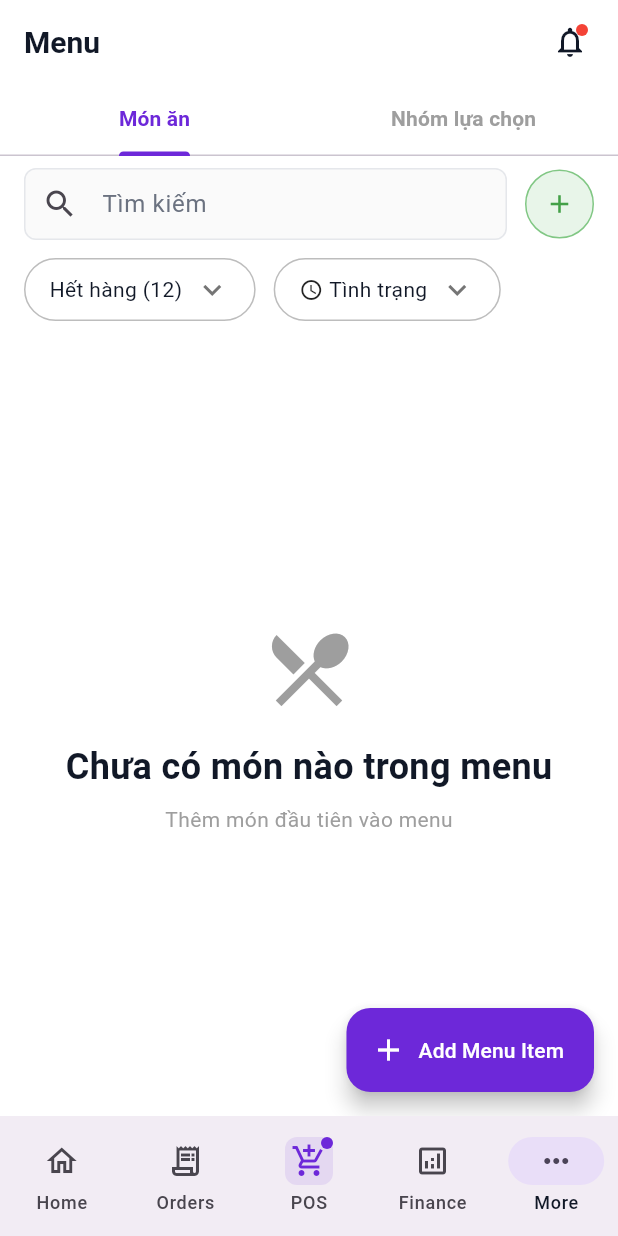
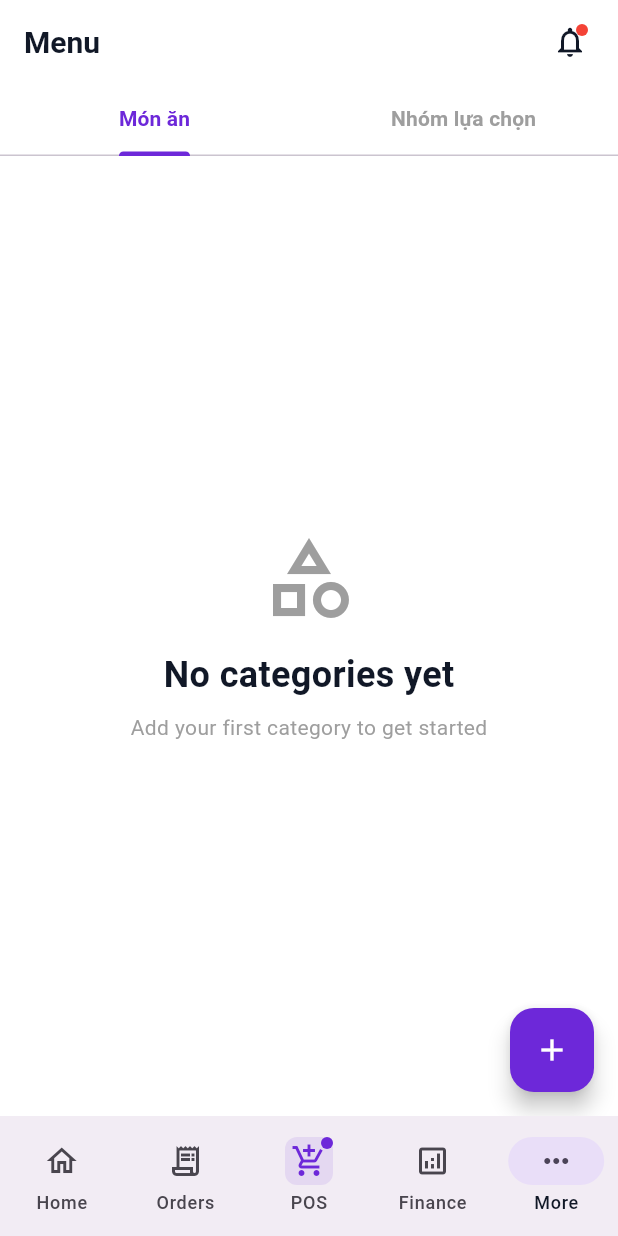
Before and after one commit to nhutquangnguyen/oishimenu-app, a Flutter app: the MenuPage screen opened by its route, on a phone screen of 412 x 824 dp. Run offline on Flutter 3.47's test engine with Material 3 defaults, Android fonts, the phone set to English and light mode, and no system bars; our stand-ins replace easy_localization, fl_chart, flutter_riverpod, go_router, hive, hive_flutter and 5 more; accounts and stored records are empty.

Commit message:
Enhance menu interface with floating actions and fix navigation issues
- Remove search bar and filter UI elements for cleaner interface
- Add floating action button with Add Item/Add Category modal options
- Fix menu item image display by returning navigation result correctly
- Implement robust tab state management to prevent floating button disappearing
- Add navigation guards to prevent double navigation and race conditions
- Fix GoRouter navigation stack errors in dialog operations
- Show all categories even when empty with placeholder messages
- Remove redundant parameters and clean up component interfaces

🤖 Generated with [Claude Code](https://claude.com/claude-code)

Co-Authored-By: Claude <noreply@anthropic.com>

```diff
--- a/lib/features/menu/presentation/pages/menu_item_editor_page.dart
+++ b/lib/features/menu/presentation/pages/menu_item_editor_page.dart
@@ -926,7 +926,7 @@ class _MenuItemEditorPageState extends ConsumerState<MenuItemEditorPage> {
       await _saveOptionGroupRelationships(savedMenuItemId);
 
       if (mounted) {
-        context.go('/menu');
+        context.pop(true);  // Return true to trigger refresh in calling page
       }
     } catch (e) {
       if (mounted) {
--- a/lib/features/menu/presentation/pages/menu_page.dart
+++ b/lib/features/menu/presentation/pages/menu_page.dart
@@ -25,15 +25,25 @@ class _MenuPageState extends ConsumerState<MenuPage> with TickerProviderStateMix
   Map<String, String> _categories = {};
   List<OptionGroup> _optionGroups = [];
   bool _isLoading = true;
-  String _searchQuery = '';
   Map<String, bool> _expandedCategories = {};
   Map<String, bool> _expandedOptionGroups = {};
+  int _currentTabIndex = 0; // Track tab state independently
+  bool _isNavigating = false; // Prevent double navigation
 
   @override
   void initState() {
     super.initState();
     _tabController = TabController(length: 2, vsync: this);
+    _tabController.addListener(_onTabChanged);
     _loadMenuData();
+  }
+
+  void _onTabChanged() {
+    if (_tabController.indexIsChanging) {
+      setState(() {
+        _currentTabIndex = _tabController.index;
+      });
+    }
   }
 
   @override
@@ -46,17 +56,22 @@ class _MenuPageState extends ConsumerState<MenuPage> with TickerProviderStateMix
       final tabIndex = int.tryParse(tabParam) ?? 0;
       if (tabIndex >= 0 && tabIndex < 2) {
         _tabController.animateTo(tabIndex);
+        setState(() {
+          _currentTabIndex = tabIndex;
+        });
       }
     }
   }
 
   @override
   void dispose() {
+    _tabController.removeListener(_onTabChanged);
     _tabController.dispose();
     super.dispose();
   }
 
   Future<void> _loadMenuData() async {
+    final currentTabIndex = _tabController.index; // Preserve current tab
     setState(() => _isLoading = true);
     try {
       final currentUser = ref.read(currentUserProvider);
@@ -75,19 +90,17 @@ class _MenuPageState extends ConsumerState<MenuPage> with TickerProviderStateMix
         _optionGroups = optionGroups;
         _isLoading = false;
       });
+
+      // Restore the original tab index
+      if (_tabController.index != currentTabIndex) {
+        _tabController.index = currentTabIndex;
+      }
     } catch (e) {
       print('Error loading menu data: $e');
       setState(() => _isLoading = false);
     }
   }
 
-  List<MenuItem> get _filteredMenuItems {
-    if (_searchQuery.isEmpty) return _menuItems;
-    return _menuItems.where((item) {
-      return item.name.toLowerCase().contains(_searchQuery.toLowerCase()) ||
-             (item.description?.toLowerCase().contains(_searchQuery.toLowerCase()) ?? false);
-    }).toList();
-  }
 
   @override
   Widget build(BuildContext context) {
@@ -107,93 +120,6 @@ class _MenuPageState extends ConsumerState<MenuPage> with TickerProviderStateMix
               ],
             ),
           ),
-          // Search and filter bar
-          Container(
-            padding: const EdgeInsets.fromLTRB(16, 8, 16, 12),
-            child: Column(
-              children: [
-                Row(
-                  children: [
-                    Expanded(
-                      child: TextField(
-                        onChanged: (value) => setState(() => _searchQuery = value),
-                        decoration: InputDecoration(
-                          hintText: AppLocalizations.menuSearch,
-                          prefixIcon: const Icon(Icons.search),
-                          suffixIcon: _searchQuery.isNotEmpty
-                              ? IconButton(
-                                  icon: const Icon(Icons.clear),
-                                  onPressed: () => setState(() => _searchQuery = ''),
-                                )
-                              : null,
-                          border: OutlineInputBorder(
-                            borderRadius: BorderRadius.circular(25),
-                          ),
-                          contentPadding: const EdgeInsets.symmetric(horizontal: 16),
-                        ),
-                      ),
-                    ),
-                    const SizedBox(width: 12),
-                    // Add menu item button
-                    GestureDetector(
-                      onTap: _addMenuItem,
-                      child: Container(
-                        padding: const EdgeInsets.all(12),
-                        decoration: BoxDecoration(
-                          color: Colors.green[50],
-                          border: Border.all(color: Colors.green[300]!),
-                          borderRadius: BorderRadius.circular(25),
-                        ),
-                        child: Icon(
-                          Icons.add,
-                          color: Colors.green[600],
-                          size: 20,
-                        ),
-                      ),
-                    ),
-                  ],
-                ),
-                const SizedBox(height: 12),
-                Row(
-                  children: [
-                    Container(
-                      padding: const EdgeInsets.symmetric(horizontal: 16, vertical: 8),
-                      decoration: BoxDecoration(
-                        border: Border.all(color: Colors.grey[400]!),
-                        borderRadius: BorderRadius.circular(25),
-                      ),
-                      child: Row(
-                        mainAxisSize: MainAxisSize.min,
-                        children: [
-                          Text(AppLocalizations.menuOutOfStock(12)),
-                          const SizedBox(width: 8),
-                          Icon(Icons.keyboard_arrow_down, color: Colors.grey[600]),
-                        ],
-                      ),
-                    ),
-                    const SizedBox(width: 12),
-                    Container(
-                      padding: const EdgeInsets.symmetric(horizontal: 16, vertical: 8),
-                      decoration: BoxDecoration(
-                        border: Border.all(color: Colors.grey[400]!),
-                        borderRadius: BorderRadius.circular(25),
-                      ),
-                      child: Row(
-                        mainAxisSize: MainAxisSize.min,
-                        children: [
-                          const Icon(Icons.schedule, size: 16),
-                          const SizedBox(width: 4),
-                          Text(AppLocalizations.menuAvailability),
-                          const SizedBox(width: 8),
-                          Icon(Icons.keyboard_arrow_down, color: Colors.grey[600]),
-                        ],
-                      ),
-                    ),
-                  ],
-                ),
-              ],
-            ),
-          ),
           Expanded(
             child: TabBarView(
               controller: _tabController,
@@ -205,18 +131,14 @@ class _MenuPageState extends ConsumerState<MenuPage> with TickerProviderStateMix
           ),
         ],
       ),
-      floatingActionButton: _tabController.index == 0
-          ? FloatingActionButton.extended(
-              onPressed: _addMenuItem,
-              icon: const Icon(Icons.add),
-              label: const Text('Add Menu Item'),
+      floatingActionButton: _currentTabIndex == 0
+          ? FloatingActionButton(
+              onPressed: _showAddOptions,
               backgroundColor: Theme.of(context).colorScheme.primary,
               foregroundColor: Colors.white,
+              child: const Icon(Icons.add),
             )
-          : FloatingActionButton(
-              onPressed: _showAddOptionGroupDialog,
-              child: const Icon(Icons.add),
-            ),
+          : null,
     );
   }
 
@@ -227,35 +149,42 @@ class _MenuPageState extends ConsumerState<MenuPage> with TickerProviderStateMix
       );
     }
 
-    // Group menu items by category
+    // Initialize all categories (including empty ones)
     Map<String, List<MenuItem>> itemsByCategory = {};
-    for (var item in _filteredMenuItems) {
-      if (!itemsByCategory.containsKey(item.categoryName)) {
-        itemsByCategory[item.categoryName] = [];
-      }
-      itemsByCategory[item.categoryName]!.add(item);
+
+    // First, create entries for all categories
+    for (final categoryName in _categories.values) {
+      itemsByCategory[categoryName] = [];
     }
 
-    if (itemsByCategory.isEmpty) {
+    // Then add menu items to their respective categories
+    for (var item in _menuItems) {
+      if (itemsByCategory.containsKey(item.categoryName)) {
+        itemsByCategory[item.categoryName]!.add(item);
+      } else {
+        // Handle items with categories not in our categories list
+        itemsByCategory[item.categoryName] = [item];
+      }
+    }
+
+    if (_categories.isEmpty) {
       return Center(
         child: Column(
           mainAxisAlignment: MainAxisAlignment.center,
           children: [
             Icon(
-              _searchQuery.isNotEmpty ? Icons.search_off : Icons.restaurant_menu_outlined,
+              Icons.category_outlined,
               size: 64,
               color: Colors.grey,
             ),
             const SizedBox(height: 16),
             Text(
-              _searchQuery.isNotEmpty ? AppLocalizations.menuNoItemsFound : AppLocalizations.noMenuItemsYet,
+              'No categories yet',
               style: const TextStyle(fontSize: 24, fontWeight: FontWeight.bold),
             ),
             const SizedBox(height: 8),
             Text(
-              _searchQuery.isNotEmpty
-                ? AppLocalizations.menuTryDifferentSearch
-                : AppLocalizations.addFirstMenuItem,
+              'Add your first category to get started',
               style: const TextStyle(color: Colors.grey),
             ),
           ],
@@ -307,7 +236,38 @@ class _MenuPageState extends ConsumerState<MenuPage> with TickerProviderStateMix
                 ),
               ),
               // Category Items
-              if (isExpanded)
+              if (isExpanded) ...[
+                if (items.isEmpty)
+                  Container(
+                    padding: const EdgeInsets.symmetric(vertical: 16, horizontal: 12),
+                    margin: const EdgeInsets.only(bottom: 4),
+                    decoration: BoxDecoration(
+                      color: Colors.grey[50],
+                      borderRadius: BorderRadius.circular(8),
+                      border: Border.all(color: Colors.grey[200]!),
+                    ),
+                    child: Row(
+                      children: [
+                        Icon(
+                          Icons.restaurant_menu_outlined,
+                          color: Colors.grey[400],
+                          size: 20,
+                        ),
+                        const SizedBox(width: 12),
+                        Expanded(
+                          child: Text(
+                            'No items in this category yet',
+                            style: TextStyle(
+                              color: Colors.grey[600],
+                              fontSize: 14,
+                              fontStyle: FontStyle.italic,
+                            ),
+                          ),
+                        ),
+                      ],
+                    ),
+                  )
+                else
                   ...items.map((item) => Padding(
                     padding: const EdgeInsets.only(bottom: 4),
                     child: MenuItemCard(
@@ -315,10 +275,10 @@ class _MenuPageState extends ConsumerState<MenuPage> with TickerProviderStateMix
                       categoryName: categoryName,
                       onTap: () => _editMenuItem(item),
                       onToggleAvailability: () => _toggleAvailability(item),
-                    onEdit: () => _editMenuItem(item),
                       onDelete: () => _deleteMenuItem(item),
                     ),
                   )),
+              ],
               const SizedBox(height: 8),
             ],
           );
@@ -335,25 +295,12 @@ class _MenuPageState extends ConsumerState<MenuPage> with TickerProviderStateMix
       );
     }
 
-    // Filter option groups based on search query
-    final filteredGroups = _searchQuery.isEmpty
-        ? _optionGroups
-        : _optionGroups.where((group) {
-            final query = _searchQuery.toLowerCase();
-            final matchesName = group.name.toLowerCase().contains(query);
-            final matchesDescription = group.description?.toLowerCase().contains(query) ?? false;
-            final matchesOptions = group.options.any((option) =>
-                option.name.toLowerCase().contains(query));
-            return matchesName || matchesDescription || matchesOptions;
-          }).toList();
+    final filteredGroups = _optionGroups;
 
     if (filteredGroups.isEmpty) {
-      final isSearchEmpty = _searchQuery.isEmpty;
-      final iconData = isSearchEmpty ? Icons.tune_outlined : Icons.search_off;
-      final title = isSearchEmpty ? 'Chưa có nhóm tùy chọn' : 'Không tìm thấy';
-      final subtitle = isSearchEmpty
-          ? 'Thêm nhóm tùy chọn đầu tiên của bạn'
-          : 'Thử từ khóa tìm kiếm khác';
+      final iconData = Icons.tune_outlined;
+      final title = 'Chưa có nhóm tùy chọn';
+      final subtitle = 'Thêm nhóm tùy chọn đầu tiên của bạn';
 
       return Center(
         child: Column(
@@ -370,14 +317,12 @@ class _MenuPageState extends ConsumerState<MenuPage> with TickerProviderStateMix
               subtitle,
               style: const TextStyle(color: Colors.grey),
             ),
-            if (isSearchEmpty) ...[
             const SizedBox(height: 24),
             ElevatedButton.icon(
               onPressed: () => _showAddOptionGroupDialog(),
               icon: const Icon(Icons.add),
               label: const Text('Thêm nhóm tùy chọn'),
             ),
-            ],
           ],
         ),
       );
@@ -704,11 +649,18 @@ class _MenuPageState extends ConsumerState<MenuPage> with TickerProviderStateMix
   }
 
   Future<void> _editMenuItem(MenuItem item) async {
+    if (_isNavigating) return; // Prevent double navigation
+
+    _isNavigating = true;
+    try {
       // Navigate to edit screen and wait for result
       final result = await context.push('/menu/items/${item.id}/edit');
       // If the menu item was successfully updated, refresh the data
       if (result == true && mounted) {
         await _loadMenuData();
+      }
+    } finally {
+      _isNavigating = false;
     }
   }
 
@@ -791,12 +743,19 @@ class _MenuPageState extends ConsumerState<MenuPage> with TickerProviderStateMix
   }
 
   Future<void> _editOptionGroup(OptionGroup group) async {
+    if (_isNavigating) return; // Prevent double navigation
+
+    _isNavigating = true;
+    try {
       // Navigate to edit screen and wait for result
       final result = await context.push('/menu/option-groups/${group.id}/edit?from=menu');
 
       // If the option group was successfully updated, refresh the data
       if (result == true && mounted) {
         await _loadMenuData();
+      }
+    } finally {
+      _isNavigating = false;
     }
   }
 
@@ -948,7 +907,173 @@ class _MenuPageState extends ConsumerState<MenuPage> with TickerProviderStateMix
     );
   }
 
+  void _showAddOptions() {
+    if (_isNavigating) return; // Prevent double navigation
+
+    showModalBottomSheet(
+      context: context,
+      shape: const RoundedRectangleBorder(
+        borderRadius: BorderRadius.vertical(top: Radius.circular(16)),
+      ),
+      isDismissible: true,
+      enableDrag: true,
+      builder: (context) => Container(
+        padding: const EdgeInsets.all(20),
+        child: Column(
+          mainAxisSize: MainAxisSize.min,
+          children: [
+            Container(
+              width: 40,
+              height: 4,
+              decoration: BoxDecoration(
+                color: Colors.grey[300],
+                borderRadius: BorderRadius.circular(2),
+              ),
+            ),
+            const SizedBox(height: 20),
+            const Text(
+              'Add New',
+              style: TextStyle(fontSize: 20, fontWeight: FontWeight.bold),
+            ),
+            const SizedBox(height: 24),
+            ListTile(
+              leading: Container(
+                padding: const EdgeInsets.all(8),
+                decoration: BoxDecoration(
+                  color: Colors.green[50],
+                  borderRadius: BorderRadius.circular(8),
+                ),
+                child: Icon(Icons.restaurant_menu, color: Colors.green[600]),
+              ),
+              title: const Text('Add Menu Item'),
+              subtitle: const Text('Add a new item to your menu'),
+              onTap: () {
+                Navigator.pop(context);
+                // Small delay to ensure modal dismissal completes
+                Future.delayed(const Duration(milliseconds: 50), () {
+                  if (mounted) _addMenuItem();
+                });
+              },
+            ),
+            const SizedBox(height: 12),
+            ListTile(
+              leading: Container(
+                padding: const EdgeInsets.all(8),
+                decoration: BoxDecoration(
+                  color: Colors.blue[50],
+                  borderRadius: BorderRadius.circular(8),
+                ),
+                child: Icon(Icons.category, color: Colors.blue[600]),
+              ),
+              title: const Text('Add Category'),
+              subtitle: const Text('Create a new category for your items'),
+              onTap: () {
+                Navigator.pop(context);
+                // Small delay to ensure modal dismissal completes
+                Future.delayed(const Duration(milliseconds: 50), () {
+                  if (mounted) _addCategory();
+                });
+              },
+            ),
+            const SizedBox(height: 20),
+          ],
+        ),
+      ),
+    );
+  }
+
+  Future<void> _addCategory() async {
+    if (!mounted) return;
+
+    try {
+      String? categoryName = await showDialog<String>(
+        context: context,
+        barrierDismissible: true,
+        useRootNavigator: true,
+        builder: (dialogContext) => _buildAddCategoryDialog(),
+      );
+
+      if (categoryName != null && categoryName.trim().isNotEmpty && mounted) {
+        try {
+          final category = MenuCategory(
+            id: '',
+            name: categoryName.trim(),
+            createdAt: DateTime.now(),
+            updatedAt: DateTime.now(),
+          );
+
+          final result = await _menuService.createCategory(category);
+          if (result != null && mounted) {
+            await _loadMenuData();
+            if (mounted) {
+              ScaffoldMessenger.of(context).showSnackBar(
+                SnackBar(
+                  content: Text('Category "$categoryName" created successfully'),
+                  backgroundColor: Colors.green,
+                ),
+              );
+            }
+          }
+        } catch (e) {
+          if (mounted) {
+            ScaffoldMessenger.of(context).showSnackBar(
+              SnackBar(
+                content: Text('Error creating category: $e'),
+                backgroundColor: Colors.red,
+              ),
+            );
+          }
+        }
+      }
+    } catch (e) {
+      // Error already handled in inner try-catch
+    }
+  }
+
+  Widget _buildAddCategoryDialog() {
+    final controller = TextEditingController();
+
+    return AlertDialog(
+      title: const Text('Add New Category'),
+      content: TextField(
+        controller: controller,
+        decoration: const InputDecoration(
+          hintText: 'Enter category name',
+          border: OutlineInputBorder(),
+        ),
+        autofocus: true,
+        textCapitalization: TextCapitalization.words,
+        onSubmitted: (value) {
+          if (value.trim().isNotEmpty) {
+            Navigator.of(context, rootNavigator: true).pop(value.trim());
+          }
+        },
+      ),
+      actions: [
+        TextButton(
+          onPressed: () {
+            Navigator.of(context, rootNavigator: true).pop();
+          },
+          child: const Text('Cancel'),
+        ),
+        TextButton(
+          onPressed: () {
+            final text = controller.text.trim();
+            if (text.isNotEmpty) {
+              Navigator.of(context, rootNavigator: true).pop(text);
+            }
+          },
+          child: const Text('Add'),
+        ),
+      ],
+    );
+  }
+
   Future<void> _addMenuItem() async {
+    if (_isNavigating) return; // Prevent double navigation
+
+    _isNavigating = true;
+    try {
       // Navigate to add new menu item page and wait for result
       final result = await context.push('/menu/items/new');
 
@@ -956,5 +1081,8 @@ class _MenuPageState extends ConsumerState<MenuPage> with TickerProviderStateMix
       if (result == true && mounted) {
         await _loadMenuData();
       }
+    } finally {
+      _isNavigating = false;
     }
   }
+}
--- a/lib/features/menu/presentation/widgets/menu_item_card.dart
+++ b/lib/features/menu/presentation/widgets/menu_item_card.dart
@@ -7,7 +7,6 @@ class MenuItemCard extends StatelessWidget {
   final String categoryName;
   final VoidCallback? onTap;
   final VoidCallback? onToggleAvailability;
-  final VoidCallback? onEdit;
   final VoidCallback? onDelete;
 
   const MenuItemCard({
@@ -16,7 +15,6 @@ class MenuItemCard extends StatelessWidget {
     required this.categoryName,
     this.onTap,
     this.onToggleAvailability,
-    this.onEdit,
     this.onDelete,
   });
 
```
Lines whose indentation alone changed are shown as unchanged.
